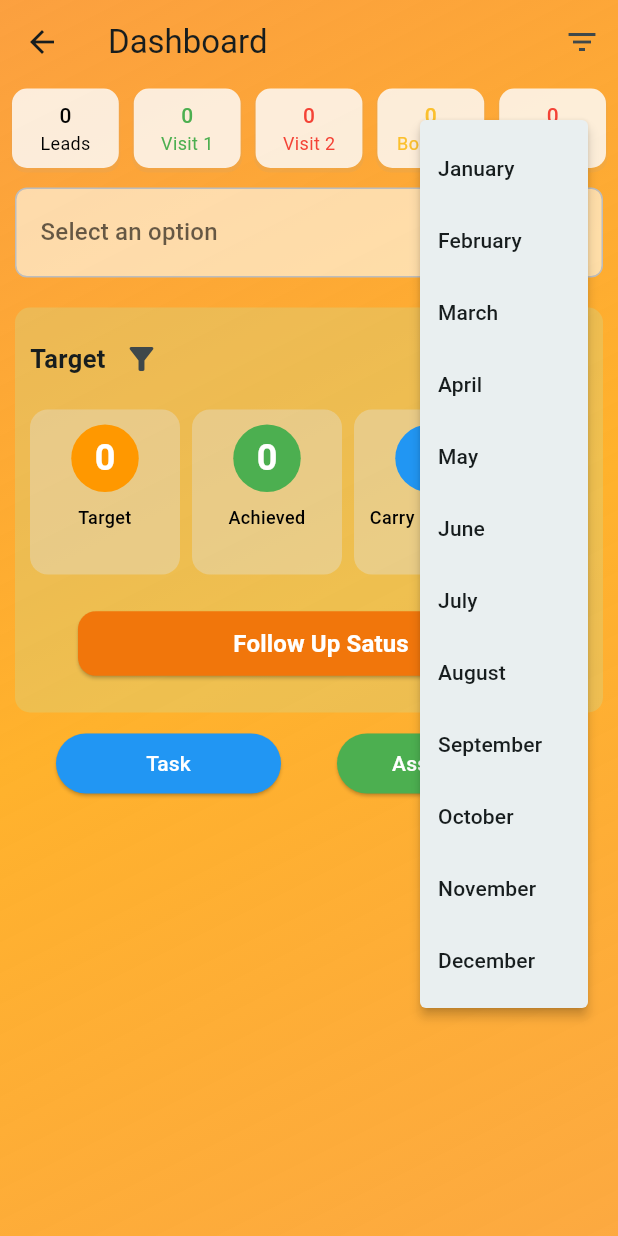
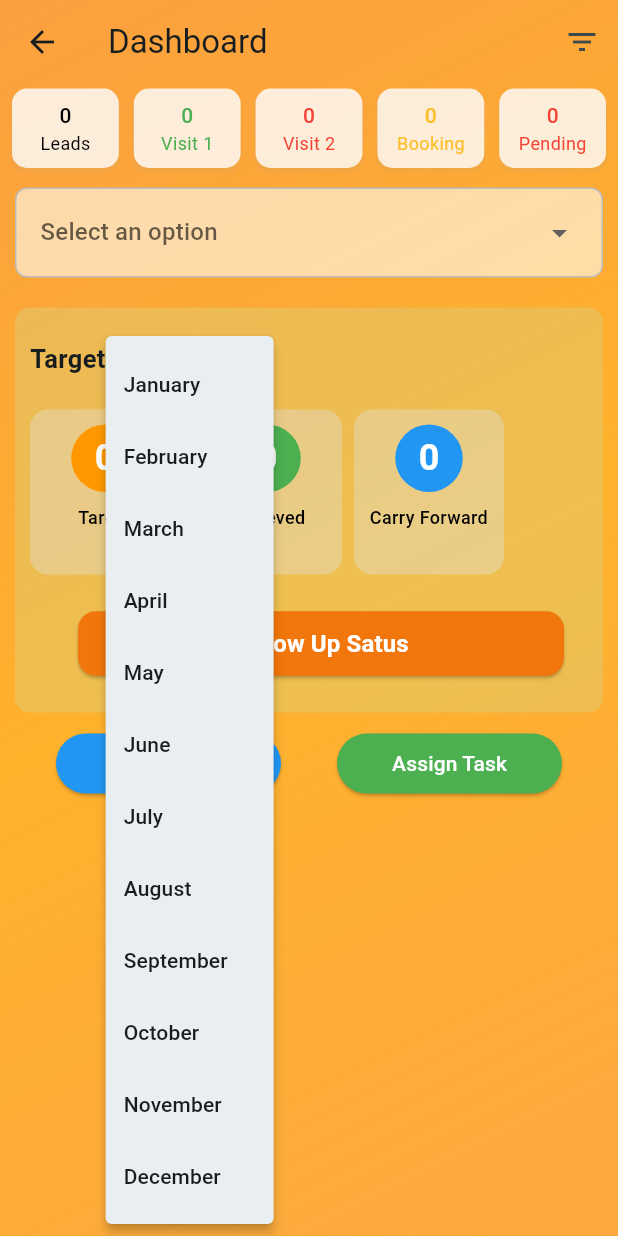
Before and after one commit to Tech2cool/ev-home-latest, a Flutter app: the ClosingManagerDashboard screen opened directly, after a tap on the "filter alt" icon, on a phone screen of 412 x 824 dp. Run offline on Flutter 3.47's test engine with Material 3 defaults, Android fonts, the phone set to English and light mode, and no system bars; our stand-ins replace awesome_snackbar_content, cached_network_image, carousel_slider, chewie, dio, file_picker and 24 more; missing offline and left inert: json_path, multiselect_dropdown_flutter, onesignal_flutter; accounts and stored records are empty; network calls fail.

Commit message:
sales dialog box

```diff
--- a/lib/pages/admin_pages/sales_pages/closing_manager_pages/closing_manager_dashboard.dart
+++ b/lib/pages/admin_pages/sales_pages/closing_manager_pages/closing_manager_dashboard.dart
@@ -31,6 +31,7 @@ class _ClosingManagerDashboardState extends State<ClosingManagerDashboard> {
   bool showNotification = false;
   double notificationHeight = 0;
   String? selectedOption;
+  final GlobalKey _iconKey = GlobalKey();
 
   bool isLoading = false;
 
@@ -287,7 +288,7 @@ class _ClosingManagerDashboardState extends State<ClosingManagerDashboard> {
                             items: const [
                               DropdownMenuItem(
                                 value: "lead_to_visit",
-                                child: Text("Lead to Visit"),
+                                child: Text("Lead to Visit1"),
                               ),
                               DropdownMenuItem(
                                 value: "visit1_to_booking",
@@ -359,12 +360,23 @@ class _ClosingManagerDashboardState extends State<ClosingManagerDashboard> {
                             ),
                           ),
                           IconButton(
+                            key: _iconKey,
                             icon: const Icon(Icons.filter_alt),
                             onPressed: () {
+                              final RenderBox renderBox =
+                                  _iconKey.currentContext!.findRenderObject()
+                                      as RenderBox;
+                              final Offset position =
+                                  renderBox.localToGlobal(Offset.zero);
+                              final Size size = renderBox.size;
                               showMenu(
                                 context: context,
-                                position:
-                                    const RelativeRect.fromLTRB(100, 80, 20, 0),
+                                position: RelativeRect.fromLTRB(
+                                  position.dx,
+                                  position.dy + size.height,
+                                  position.dx + size.width,
+                                  position.dy,
+                                ),
                                 items: const [
                                   PopupMenuItem(
                                     value: 'January',
@@ -449,13 +461,16 @@ class _ClosingManagerDashboardState extends State<ClosingManagerDashboard> {
                             const SizedBox(width: 8),
                             InkWell(
                               onTap: () {
-                                Navigator.of(context).push(
-                                  MaterialPageRoute(
-                                    builder: (context) => AdminCarryForwardPage(
-                                      id: widget.id,
-                                    ),
-                                  ),
+                                final selectedValue = showDialog<int>(
+                                  context: context,
+                                  builder: (context) =>
+                                      AdminCarryForwardDialog(id: "123"),
                                 );
+
+                                if (selectedValue != null) {
+                                  print(
+                                      "Selected Carry Forward Option: $selectedValue");
+                                }
                               },
                               child: TargetCircle(
                                 number: target?.carryForward.toString() ?? "0",
@@ -934,6 +949,44 @@ void _showAssignTaskDialog(BuildContext context) {
                     ),
                   ),
                 ),
+                // Padding(
+                //   padding:
+                //       const EdgeInsets.symmetric(horizontal: 0, vertical: 2),
+                //   child: TextField(
+                //     onChanged: (query) {
+                //       filteredLeads = leads.where((lead) {
+                //         final fullName =
+                //             '${lead.firstName ?? ''} ${lead.lastName ?? ''}'
+                //                 .toLowerCase();
+                //         return fullName.contains(query.toLowerCase());
+                //       }).toList();
+                //     },
+                //     decoration: InputDecoration(
+                //       labelText: 'Search Lead',
+                //       fillColor: Colors.transparent,
+                //       filled: true,
+                //       border: OutlineInputBorder(
+                //         borderRadius: BorderRadius.circular(12),
+                //       ),
+                //       prefixIcon: const Icon(Icons.search),
+                //     ),
+                //   ),
+                // ),
+                // Expanded(
+                //   child: ListView.builder(
+                //     itemCount: filteredLeads.length,
+                //     itemBuilder: (context, index) {
+                //       final lead = filteredLeads[index];
+                //       return ListTile(
+                //         title: Text('${lead.firstName} ${lead.lastName}'),
+                //         onTap: () {
+                //           // Handle the suggestion tap
+                //           print('Selected: ${lead.firstName} ${lead.lastName}');
+                //         },
+                //       );
+                //     },
+                //   ),
+                // ),
                 const SizedBox(height: 10),
                 const Text("Assign To"),
                 const SizedBox(height: 5),
```
Also changed, not shown: lib/pages/admin_pages/sales_pages/admin_carry_forward_page.dart (+38 -42 lines).
